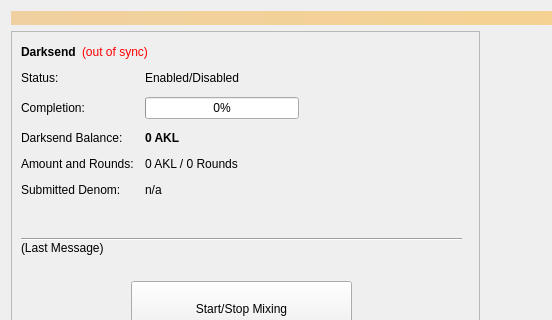
Above: src/qt/forms/coinmix.ui from ZixCash/ZixCash before the change; both pictures show x 0 to 552 and y 0 to 320 of the 960 by 615 pixel window. Below: the same form after it.
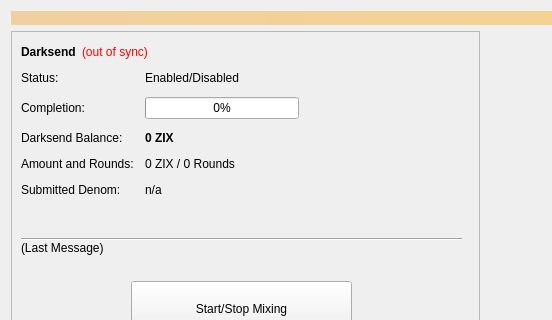
That is the form after the change.

Patch:
```diff
--- a/src/qt/forms/coinmix.ui
+++ b/src/qt/forms/coinmix.ui
@@ -119,7 +119,7 @@
               </font>
              </property>
              <property name="text">
-              <string notr="true">0 AKL</string>
+              <string notr="true">0 ZIX</string>
              </property>
             </widget>
            </item>
@@ -133,7 +133,7 @@
            <item row="3" column="1">
             <widget class="QLabel" name="labelAmountRounds">
              <property name="text">
-              <string>0 AKL / 0 Rounds</string>
+              <string>0 ZIX / 0 Rounds</string>
              </property>
             </widget>
            </item>
```
Left out of the diff: 2 changed lines with no effect on the pictures.
